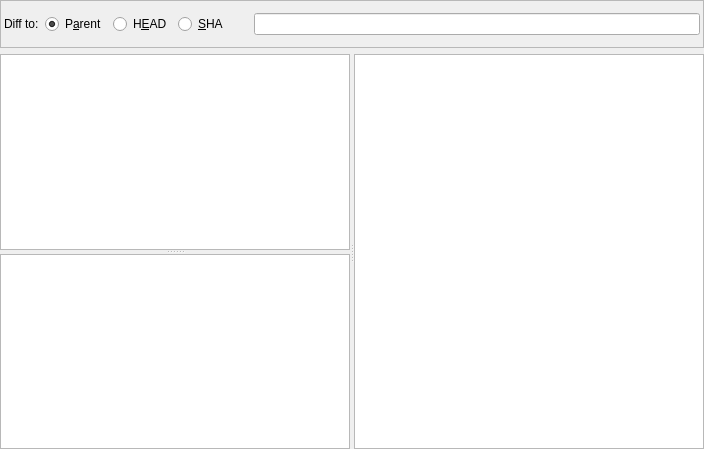
First picture: the form in src/patchview.ui, repository tibirna/qgit, before the edit.
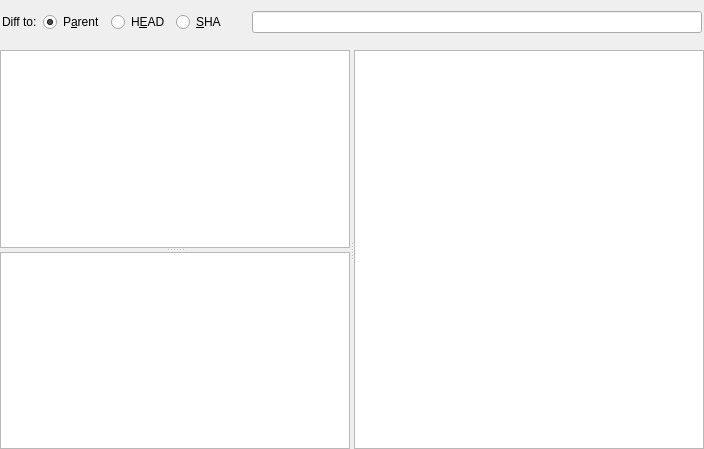
Second picture: the form after the edit. Custom widgets are drawn as their Qt base class.

What changed in the file:
```diff
--- a/src/patchview.ui
+++ b/src/patchview.ui
@@ -28,32 +28,9 @@
       <number>6</number>
      </property>
      <item>
-      <widget class="QFrame" name="frame" >
-       <property name="sizePolicy" >
-        <sizepolicy>
-         <hsizetype>5</hsizetype>
-         <vsizetype>0</vsizetype>
-         <horstretch>0</horstretch>
-         <verstretch>0</verstretch>
-        </sizepolicy>
-       </property>
-       <property name="frameShape" >
-        <enum>QFrame::StyledPanel</enum>
-       </property>
-       <property name="frameShadow" >
-        <enum>QFrame::Raised</enum>
-       </property>
        <layout class="QHBoxLayout" >
         <property name="margin" >
-         <number>3</number>
-        </property>
-        <property name="spacing" >
-         <number>0</number>
-        </property>
-        <item>
-         <layout class="QHBoxLayout" >
-          <property name="margin" >
-           <number>0</number>
+        <number>2</number>
           </property>
           <property name="spacing" >
            <number>6</number>
@@ -148,9 +125,6 @@
            </widget>
           </item>
          </layout>
-        </item>
-       </layout>
-      </widget>
      </item>
      <item>
       <widget class="QSplitter" name="splitter_2" >
```
Lines whose indentation alone changed are shown as unchanged.
